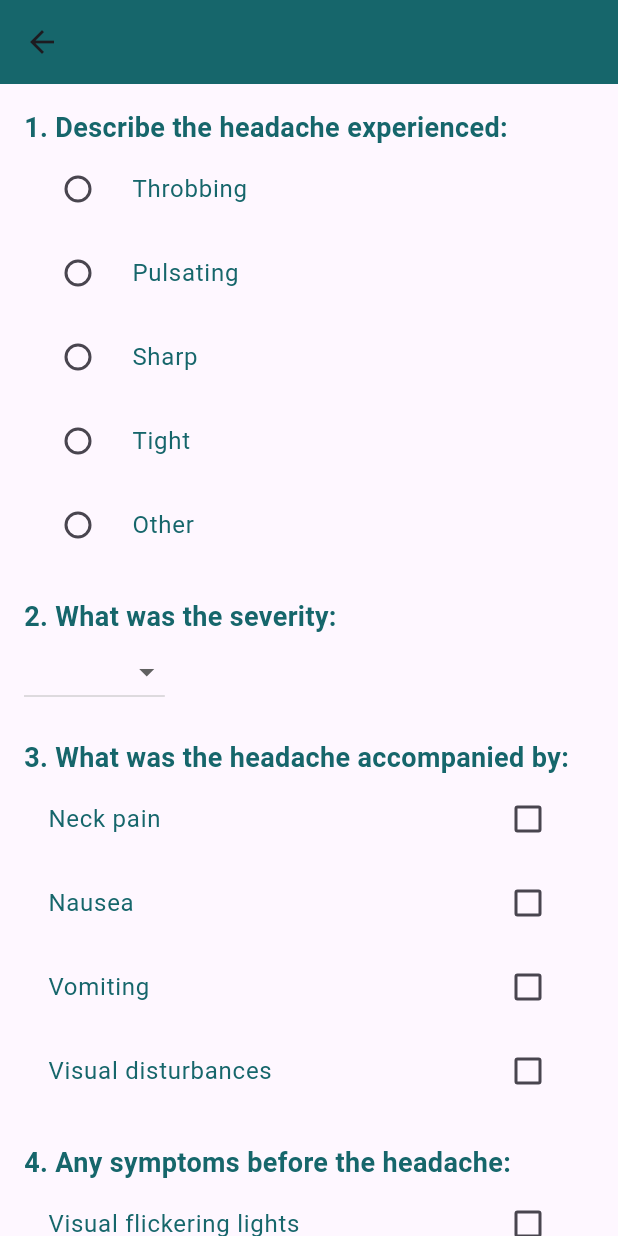
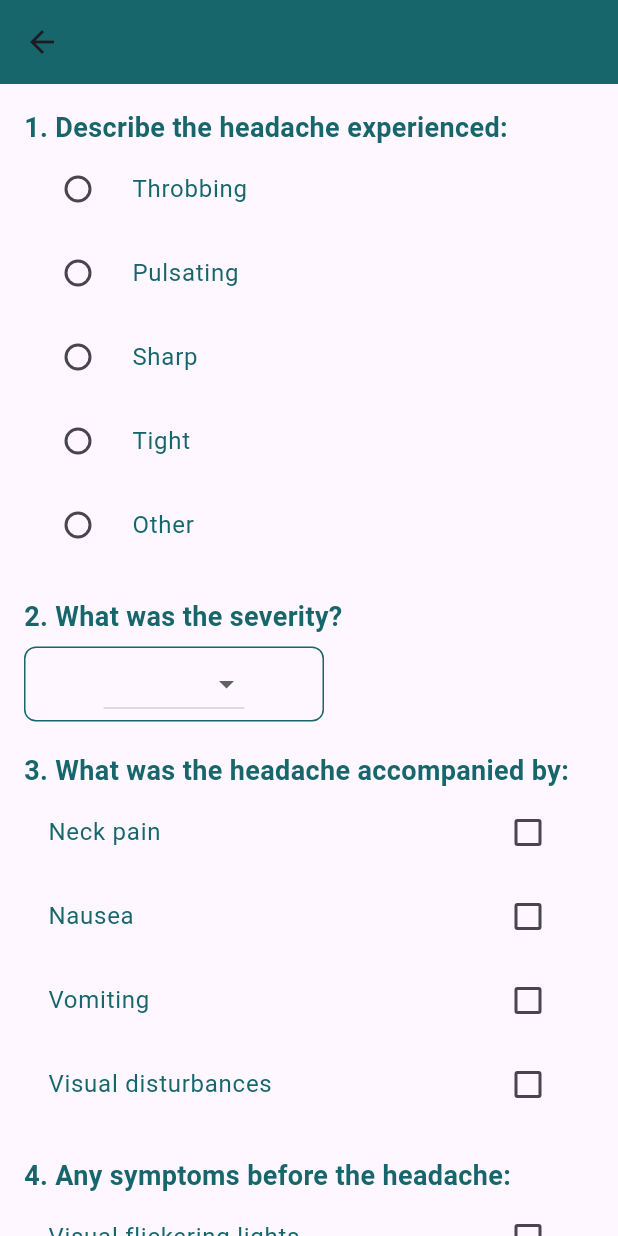
Before and after one commit to sanikaahadap/migraine_review, a Flutter app: the YesPage screen opened directly, on a phone screen of 412 x 824 dp. Run offline on Flutter 3.47's test engine with Material 3 defaults, Android fonts, the phone set to English and light mode, and no system bars; our stand-ins replace carousel_slider, cloud_firestore, file_picker, firebase_auth, firebase_core, firebase_storage and 5 more; missing offline and left inert: easy_pdf_viewer; accounts and stored records are empty.

Commit message:
rearranged order

```diff
--- a/lib/login/login_signup_page.dart
+++ b/lib/login/login_signup_page.dart
@@ -1,7 +1,7 @@
 import 'package:flutter/material.dart';
 import 'package:neurooooo/login/admin_login.dart';
 import 'package:neurooooo/login/login.dart';
-import 'package:neurooooo/login/signup.dart';
+import 'package:neurooooo/onboarding/userinfopage.dart';
 
 class LoginSignupPage extends StatelessWidget {
   const LoginSignupPage({super.key});
@@ -71,7 +71,7 @@ class LoginSignupPage extends StatelessWidget {
                 onPressed: () {
                   Navigator.push(
                       context,
-                      MaterialPageRoute(builder: (context) => const SignUpPage()),
+                      MaterialPageRoute(builder: (context) => const DisclaimerPage()),
                   );
                 },
                 style: ElevatedButton.styleFrom(
--- a/lib/login/signup.dart
+++ b/lib/login/signup.dart
@@ -96,7 +96,7 @@ class SignUpPageState extends State<SignUpPage> {
           log("User created successfully");
           saveUser(); // Add this log
           Navigator.push(context,
-              MaterialPageRoute(builder: (context) => const DisclaimerPage()));
+              MaterialPageRoute(builder: (context) => const UserInfoPage()));
         }
       } on FirebaseAuthException catch (ex) {
         log("FirebaseAuthException: ${ex.code}"); // Add this log
--- a/lib/main_features/personal_diary/headache_yes.dart
+++ b/lib/main_features/personal_diary/headache_yes.dart
@@ -26,6 +26,7 @@ class YesPageState extends State<YesPage> {
   String? _exerciseDuration;
   String? _screenTime;
   String? _migraineDescription;
+  Color borderBlueColor = const Color(0xFF16666B);
 
 
 
@@ -103,7 +104,20 @@ class YesPageState extends State<YesPage> {
                 ],
               ),
               const SizedBox(height: 20),
-              const Text('2. What was the severity:', style: TextStyle(color: Color(0xFF16666B), fontSize: 18, fontWeight: FontWeight.bold)),
+              const Text('2. What was the severity?', style: TextStyle(color: Color(0xFF16666B), fontSize: 18, fontWeight: FontWeight.bold)),
+              const SizedBox(height: 7),
+              Container(
+                width: 200, // Adjust the width as needed
+                decoration: BoxDecoration(
+                  border: Border.all(
+                    color: borderBlueColor, // Use the custom color for the border
+                    width: 1.0, // Choose the border width
+                  ),
+                  borderRadius: BorderRadius.circular(8.0), // Optional: Add border radius for rounded corners
+                ),
+                child: Row(
+                  mainAxisAlignment: MainAxisAlignment.center, // Center the selected value horizontally
+                  children: [
                     DropdownButton<String>(
                       value: _headacheSeverity,
                       onChanged: (String? value) {
@@ -118,10 +132,19 @@ class YesPageState extends State<YesPage> {
                       ].map<DropdownMenuItem<String>>((String value) {
                         return DropdownMenuItem<String>(
                           value: value,
-                    child: Text(value, style: const TextStyle(color: Color(0xFF16666B)), textAlign: TextAlign.center,),
+                          child: Text(
+                            value,
+                            style: const TextStyle(color: Color(0xFF16666B)),
+                            textAlign: TextAlign.center,
+                          ),
                         );
                       }).toList(),
                     ),
+                  ],
+                ),
+              ),
+
+
               const SizedBox(height: 20),
               const Text('3. What was the headache accompanied by:', style: TextStyle(color: Color(0xFF16666B), fontSize: 18, fontWeight: FontWeight.bold)),
               Column(
@@ -541,7 +564,17 @@ class YesPageState extends State<YesPage> {
               ),
               const SizedBox(height: 20),
               const Text('How much sleep did you get?', style: TextStyle(color: Color(0xFF16666B), fontSize: 18, fontWeight: FontWeight.bold)),
-              DropdownButton<String>(
+              const SizedBox(height: 7),
+              Container(
+                width: 200,
+                decoration: BoxDecoration(
+                  border: Border.all(
+                    color: borderBlueColor, // Use the custom color for the border
+                    width: 1.0, // Choose the border width
+                  ),
+                  borderRadius: BorderRadius.circular(8.0), // Optional: Add border radius for rounded corners
+                ),
+                child: DropdownButton<String>(
                   value: _sleepDuration,
                   onChanged: (String? value) {
                     setState(() {
@@ -557,13 +590,27 @@ class YesPageState extends State<YesPage> {
                   ].map<DropdownMenuItem<String>>((String value) {
                     return DropdownMenuItem<String>(
                       value: value,
-                    child: Text(value, style: const TextStyle(color: Colors.black)),
+                      child: Text(
+                        value,
+                        style: const TextStyle(color: Colors.black),
+                      ),
                     );
                   }).toList(),
                 ),
+              ),
               const SizedBox(height: 20),
               const Text('For how long did you exercise? (in hours/minutes)', style: TextStyle(color: Color(0xFF16666B), fontSize: 18, fontWeight: FontWeight.bold)),
-              DropdownButton<String>(
+              const SizedBox(height: 7),
+              Container(
+                width: 200,
+                decoration: BoxDecoration(
+                  border: Border.all(
+                    color: borderBlueColor, // Use the custom color for the border
+                    width: 1.0, // Choose the border width
+                  ),
+                  borderRadius: BorderRadius.circular(8.0), // Optional: Add border radius for rounded corners
+                ),
+                child: DropdownButton<String>(
                   value: _exerciseDuration,
                   onChanged: (String? value) {
                     setState(() {
@@ -579,13 +626,28 @@ class YesPageState extends State<YesPage> {
                   ].map<DropdownMenuItem<String>>((String value) {
                     return DropdownMenuItem<String>(
                       value: value,
-                    child: Text(value, style: const TextStyle(color: Colors.black)),
+                      child: Text(
+                        value,
+                        style: const TextStyle(color: Colors.black),
+                      ),
                     );
                   }).toList(),
                 ),
+              ),
+
               const SizedBox(height: 20),
               const Text('How long do you work on mobile phones or computers? (in hours)', style: TextStyle(color: Color(0xFF16666B), fontSize: 18, fontWeight: FontWeight.bold)),
-              DropdownButton<String>(
+              const SizedBox(height: 7),
+              Container(
+                width: 200,
+                decoration: BoxDecoration(
+                  border: Border.all(
+                    color: borderBlueColor, // Use the custom color for the border
+                    width: 1.0, // Choose the border width
+                  ),
+                  borderRadius: BorderRadius.circular(8.0), // Optional: Add border radius for rounded corners
+                ),
+                child: DropdownButton<String>(
                   value: _screenTime,
                   onChanged: (String? value) {
                     setState(() {
@@ -601,10 +663,15 @@ class YesPageState extends State<YesPage> {
                   ].map<DropdownMenuItem<String>>((String value) {
                     return DropdownMenuItem<String>(
                       value: value,
-                    child: Text(value, style: const TextStyle(color: Colors.black)),
+                      child: Text(
+                        value,
+                        style: const TextStyle(color: Colors.black),
+                      ),
                     );
                   }).toList(),
                 ),
+              ),
+
               const SizedBox(height: 20),
               ElevatedButton(
                 onPressed: () {
```
Also changed, not shown: lib/main_features/personal_diary/headache_no.dart (+51 -8 lines), lib/onboarding/userinfopage.dart (+5 -33 lines). Lines whose indentation alone changed are shown as unchanged.
